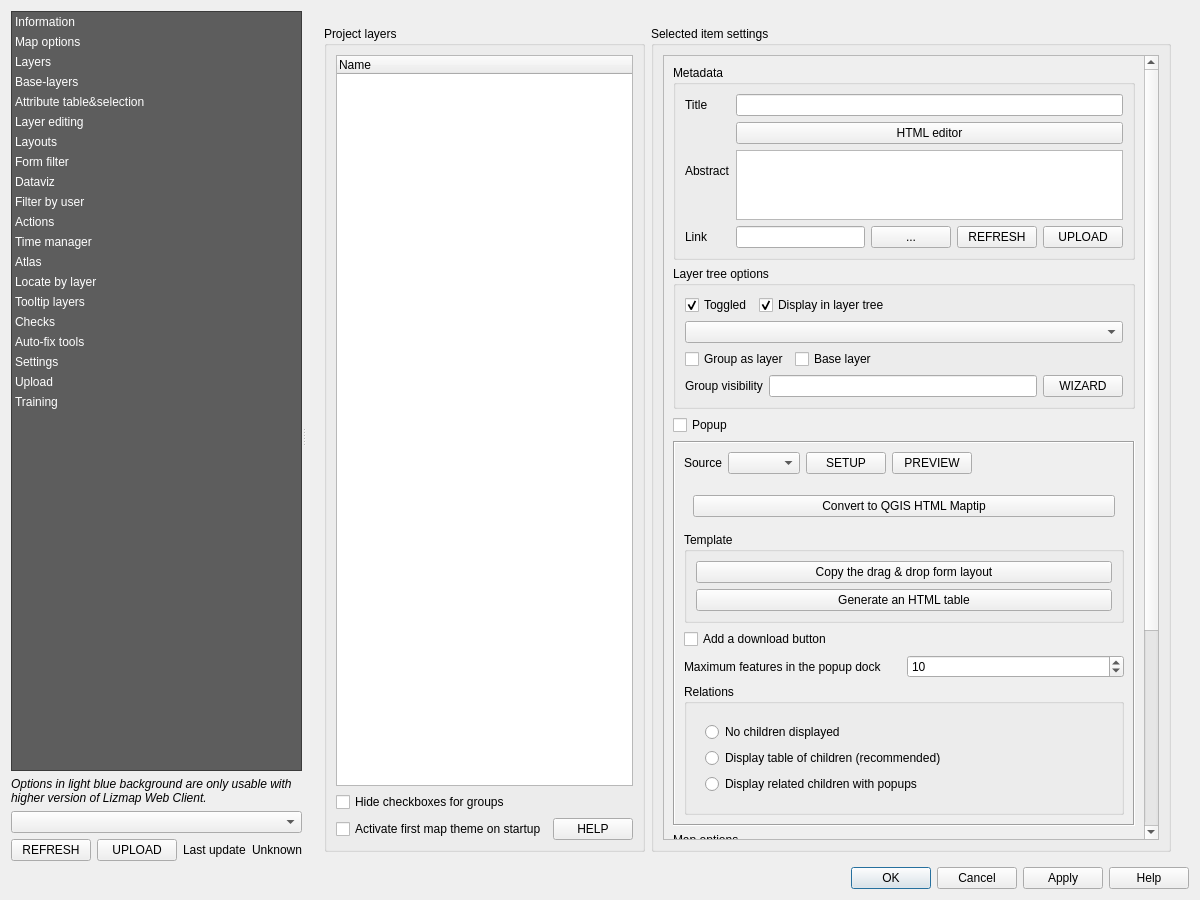
The window that lizmap/resources/ui/ui_lizmap.ui (3liz/lizmap-plugin) describes before a commit, drawn with Qt 5.
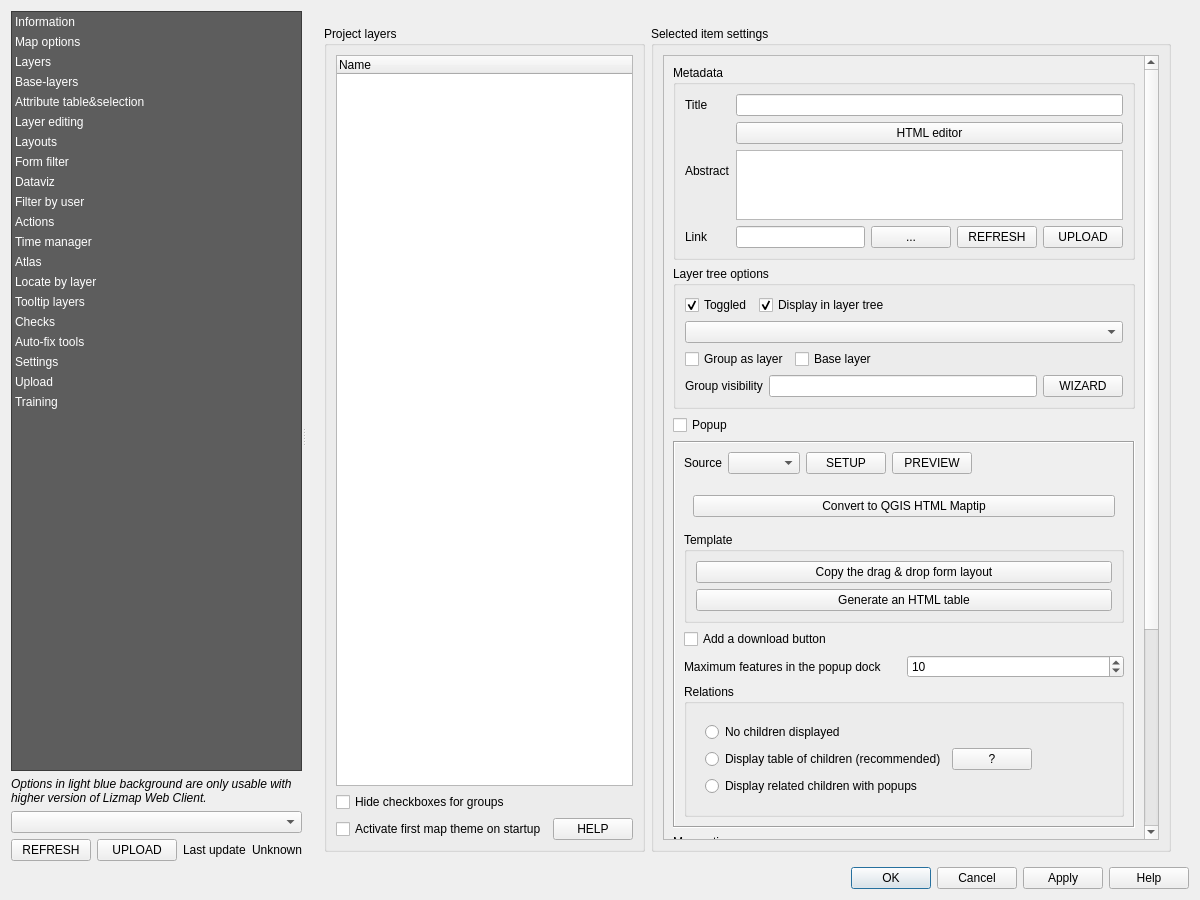
The same window after the commit. The open tabs and pages were chosen to show the change. Custom widgets are drawn as their Qt base class.

Commit message: Add helper about lizmap-features-table for 3.9.0

Patch:
```diff
--- a/lizmap/resources/ui/ui_lizmap.ui
+++ b/lizmap/resources/ui/ui_lizmap.ui
@@ -1979,6 +1979,8 @@
                                  </widget>
                                 </item>
                                 <item>
+                                 <layout class="QHBoxLayout" name="horizontalLayout_42">
+                                  <item>
                                  <widget class="QRadioButton" name="children_lizmap_features_table">
                                   <property name="text">
                                    <string>Display table of children (recommended)</string>
@@ -1986,6 +1988,34 @@
                                  </widget>
                                 </item>
                                 <item>
+                                   <widget class="QPushButton" name="help_lizmap_features_table">
+                                    <property name="sizePolicy">
+                                     <sizepolicy hsizetype="Maximum" vsizetype="Fixed">
+                                      <horstretch>0</horstretch>
+                                      <verstretch>0</verstretch>
+                                     </sizepolicy>
+                                    </property>
+                                    <property name="text">
+                                     <string notr="true">?</string>
+                                    </property>
+                                   </widget>
+                                  </item>
+                                  <item>
+                                   <spacer name="horizontalSpacer_8">
+                                    <property name="orientation">
+                                     <enum>Qt::Horizontal</enum>
+                                    </property>
+                                    <property name="sizeHint" stdset="0">
+                                     <size>
+                                      <width>40</width>
+                                      <height>20</height>
+                                     </size>
+                                    </property>
+                                   </spacer>
+                                  </item>
+                                 </layout>
+                                </item>
+                                <item>
                                  <widget class="QRadioButton" name="popup_display_children">
                                   <property name="toolTip">
                                    <string>When checked, Lizmap will show children data under each parent popup. You should activate popup for parent and child layers.</string>
```
Left out of the diff: 1 changed line with no effect on the pictures. Lines whose indentation alone changed are shown as unchanged. The commit also changes 1 other file.
